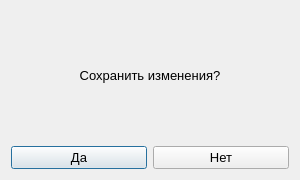
First picture: the form in dialogsave.ui, repository realshuncle/Phonebook, before the edit.
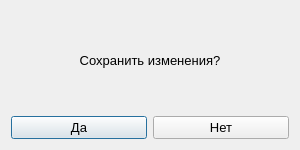
Second picture: the form after the edit.

Diff of the .ui file:
```diff
--- a/dialogsave.ui
+++ b/dialogsave.ui
@@ -7,7 +7,7 @@
     <x>0</x>
     <y>0</y>
     <width>300</width>
-    <height>180</height>
+    <height>150</height>
    </rect>
   </property>
   <property name="sizePolicy">
@@ -19,13 +19,13 @@
   <property name="minimumSize">
    <size>
     <width>300</width>
-    <height>180</height>
+    <height>150</height>
    </size>
   </property>
   <property name="maximumSize">
    <size>
     <width>300</width>
-    <height>16777215</height>
+    <height>150</height>
    </size>
   </property>
   <property name="windowTitle">
```
